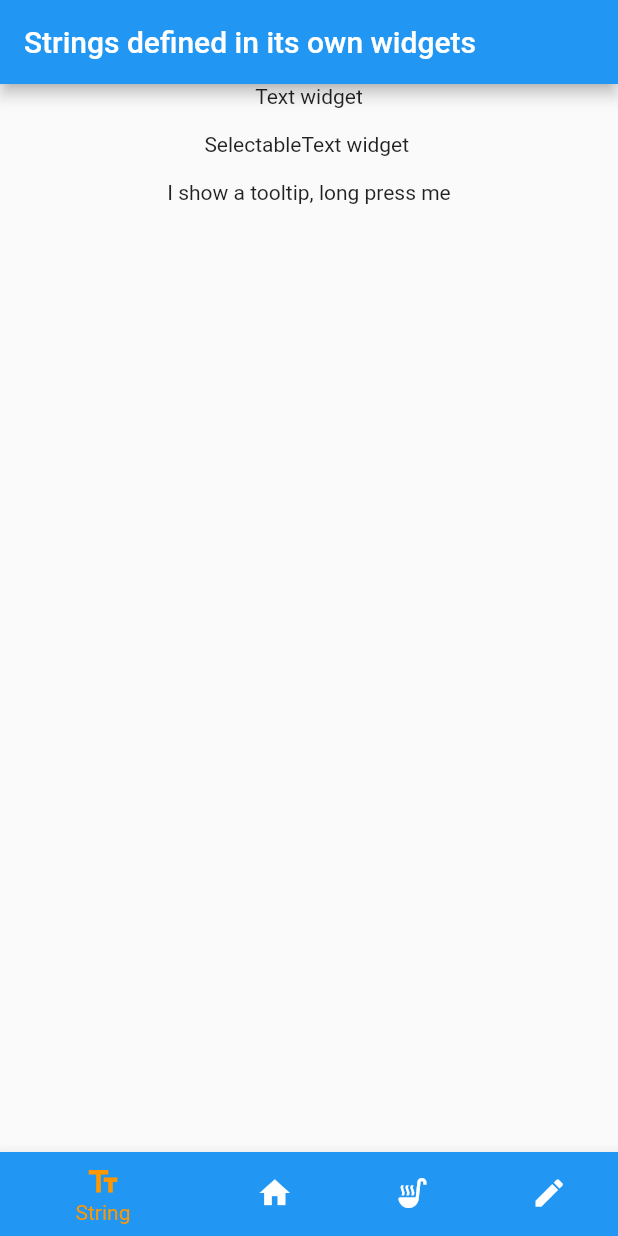
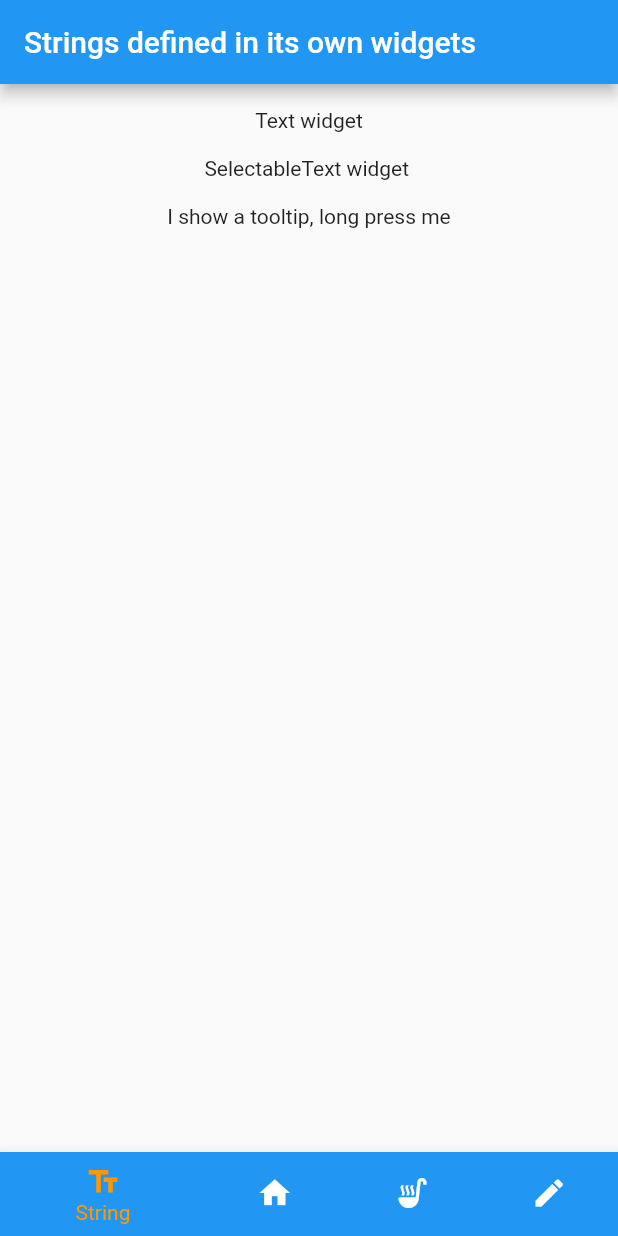
Before and after one commit to yfujiki/dynamic_size_text, a Flutter app: the screen it shows after launch, on a phone screen of 412 x 824 dp. Run offline on Flutter 3.47's test engine with Material 2 defaults, Android fonts, the phone set to English and light mode, and no system bars.

Commit message:
Add space on top

```diff
--- a/lib/hybrid_widgets_tab.dart
+++ b/lib/hybrid_widgets_tab.dart
@@ -11,6 +11,7 @@ class HybridWidgetsTab extends StatelessWidget {
         Center(
           child: Column(
             children: const [
+              SizedBox(height: 16),
               Tab(
                 text: "Tab",
               ),
--- a/lib/standard_widgets_tab.dart
+++ b/lib/standard_widgets_tab.dart
@@ -8,6 +8,7 @@ class StandardWidgetsTab extends StatelessWidget {
     return Column(
       crossAxisAlignment: CrossAxisAlignment.center,
       children: [
+        const SizedBox(height: 16),
         TextButton(
           child: const Text("TextButton widget"),
           onPressed: () {
--- a/lib/string_widgets_tab.dart
+++ b/lib/string_widgets_tab.dart
@@ -9,6 +9,7 @@ class StringWidgetsTab extends StatelessWidget {
       child: Column(
         crossAxisAlignment: CrossAxisAlignment.center,
         children: const [
+          SizedBox(height: 16),
           Text("Text widget"),
           SizedBox(height: 16),
           SelectableText("SelectableText widget"),
--- a/lib/text_input_widgets.dart
+++ b/lib/text_input_widgets.dart
@@ -7,6 +7,7 @@ class TextInputWidgetsTab extends StatelessWidget {
   Widget build(BuildContext context) {
     return Center(
       child: Column(children: [
+        const SizedBox(height: 16),
         const TextField(
           decoration: InputDecoration(
             border: OutlineInputBorder(),
```
